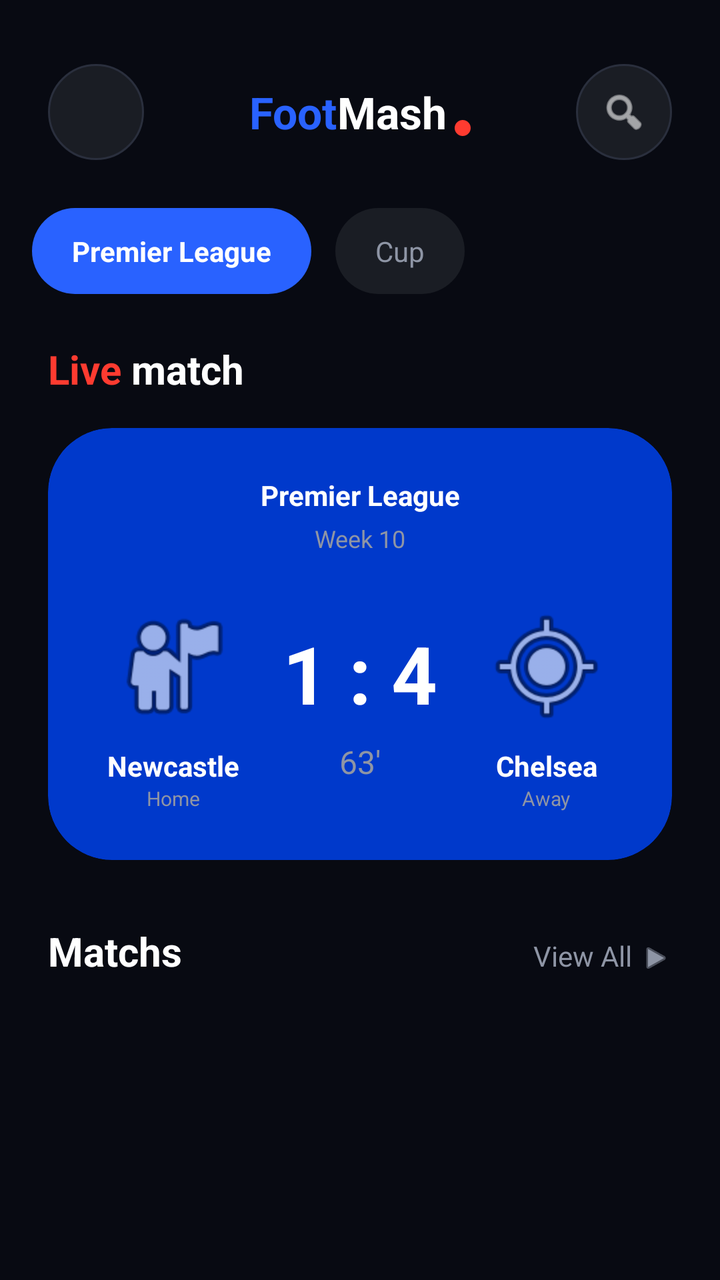
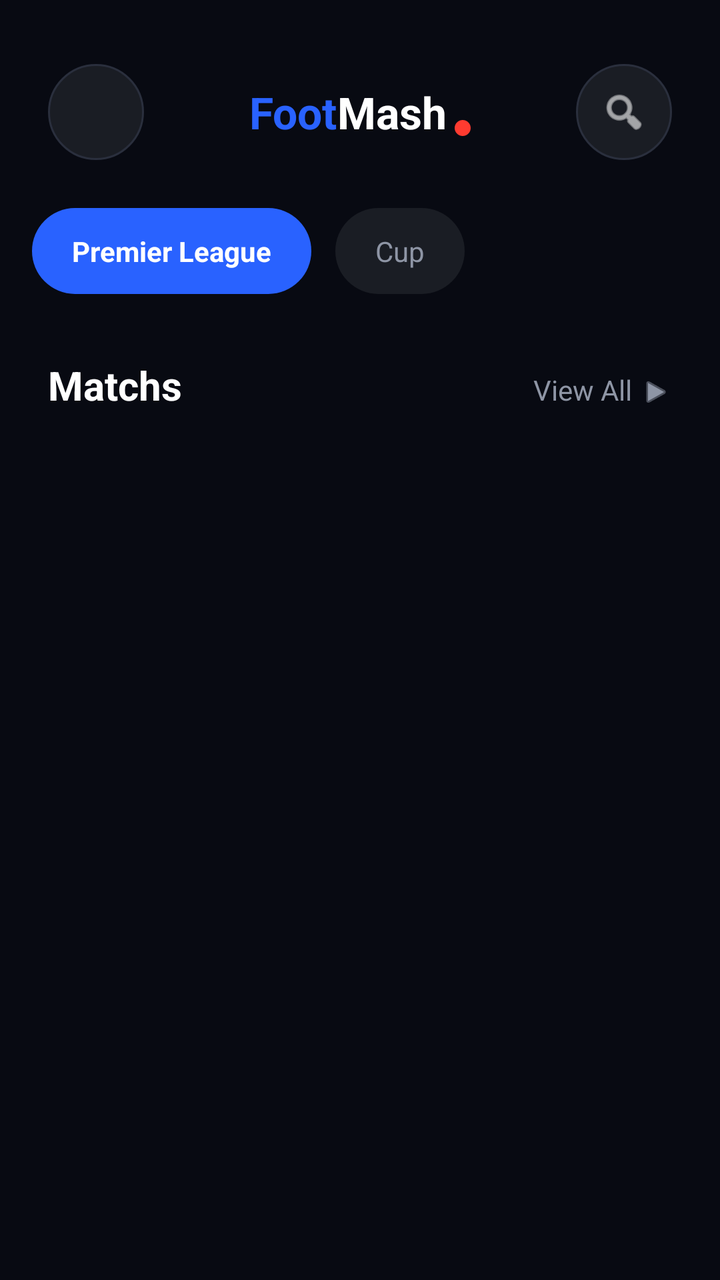

An Android layout rendered at two revisions. The XML below is the earlier revision; the diff shows what the commit changed to produce the second picture.
<!-- AndroidManifest.xml: application theme Theme.FootMash -->
<!-- res/layout/fragment_home.xml -->
<?xml version="1.0" encoding="utf-8"?>
<androidx.core.widget.NestedScrollView xmlns:android="http://schemas.android.com/apk/res/android"
    xmlns:app="http://schemas.android.com/apk/res-auto"
    android:layout_width="match_parent"
    android:layout_height="match_parent"
    android:background="@color/background"
    android:fillViewport="true">

    <LinearLayout
        android:layout_width="match_parent"
        android:layout_height="wrap_content"
        android:orientation="vertical"
        android:paddingBottom="80dp">

        
        <LinearLayout
            android:layout_width="match_parent"
            android:layout_height="wrap_content"
            android:orientation="horizontal"
            android:paddingHorizontal="24dp"
            android:paddingTop="32dp"
            android:paddingBottom="16dp"
            android:gravity="center_vertical">

            
            <ImageView
                android:layout_width="48dp"
                android:layout_height="48dp"
                android:src="@android:drawable/sym_def_app_icon"
                android:background="@drawable/bg_icon_circle"
                android:padding="4dp" />

            
            <LinearLayout
                android:layout_width="0dp"
                android:layout_height="wrap_content"
                android:layout_weight="1"
                android:gravity="center"
                android:orientation="horizontal">
                
                <TextView
                    android:layout_width="wrap_content"
                    android:layout_height="wrap_content"
                    android:text="Foot"
                    android:textColor="@color/accent_blue"
                    android:textSize="22sp"
                    android:textStyle="bold" />
                <TextView
                    android:layout_width="wrap_content"
                    android:layout_height="wrap_content"
                    android:text="Mash"
                    android:textColor="@color/text_primary"
                    android:textSize="22sp"
                    android:textStyle="bold" />
                <View
                    android:layout_width="8dp"
                    android:layout_height="8dp"
                    android:layout_marginStart="4dp"
                    android:layout_marginTop="8dp"
                    android:background="@drawable/bg_pill_selected"
                    android:backgroundTint="@color/accent_red" />
            </LinearLayout>

            
            <FrameLayout
                android:id="@+id/btnSearch"
                android:layout_width="48dp"
                android:layout_height="48dp"
                android:background="@drawable/bg_icon_circle">
                <ImageView
                    android:layout_width="24dp"
                    android:layout_height="24dp"
                    android:layout_gravity="center"
                    android:src="@android:drawable/ic_menu_search"
                    android:tint="@color/text_primary" />
            </FrameLayout>

        </LinearLayout>

        
        <HorizontalScrollView
            android:layout_width="match_parent"
            android:layout_height="wrap_content"
            android:scrollbars="none"
            android:paddingHorizontal="16dp"
            android:clipToPadding="false"
            android:layout_marginTop="8dp">

            <LinearLayout
                android:layout_width="wrap_content"
                android:layout_height="wrap_content"
                android:orientation="horizontal">

                <TextView
                    android:id="@+id/chipPremierLeague"
                    android:layout_width="wrap_content"
                    android:layout_height="wrap_content"
                    android:text="Premier League"
                    android:background="@drawable/bg_pill_selected"
                    android:textColor="@color/text_on_primary"
                    android:textStyle="bold"
                    android:paddingHorizontal="20dp"
                    android:paddingVertical="12dp"
                    android:layout_marginEnd="12dp"
                    android:clickable="true"
                    android:focusable="true" />

                <TextView
                    android:id="@+id/chipCup"
                    android:layout_width="wrap_content"
                    android:layout_height="wrap_content"
                    android:text="Cup"
                    android:background="@drawable/bg_pill_unselected"
                    android:textColor="@color/text_secondary"
                    android:paddingHorizontal="20dp"
                    android:paddingVertical="12dp"
                    android:layout_marginEnd="12dp"
                    android:clickable="true"
                    android:focusable="true" />
            </LinearLayout>
        </HorizontalScrollView>

        
        <LinearLayout
            android:layout_width="wrap_content"
            android:layout_height="wrap_content"
            android:orientation="horizontal"
            android:paddingHorizontal="24dp"
            android:layout_marginTop="24dp">
            
            <TextView
                android:layout_width="wrap_content"
                android:layout_height="wrap_content"
                android:text="Live "
                android:textColor="@color/accent_red"
                android:textSize="20sp"
                android:textStyle="bold" />
            <TextView
                android:layout_width="wrap_content"
                android:layout_height="wrap_content"
                android:text="match"
                android:textColor="@color/text_primary"
                android:textSize="20sp"
                android:textStyle="bold" />
        </LinearLayout>

        
        <com.google.android.material.card.MaterialCardView
            android:id="@+id/featuredMatchCard"
            style="@style/MatchCard"
            android:layout_width="match_parent"
            android:layout_height="wrap_content"
            android:layout_marginHorizontal="24dp"
            android:layout_marginTop="16dp">

            <LinearLayout
                android:layout_width="match_parent"
                android:layout_height="wrap_content"
                android:orientation="vertical"
                android:padding="24dp">

                
                <TextView
                    android:layout_width="match_parent"
                    android:layout_height="wrap_content"
                    android:text="Premier League"
                    android:textAlignment="center"
                    android:textColor="@color/text_on_dark"
                    android:textStyle="bold"
                    android:textSize="14sp" />
                    
                <TextView
                    android:layout_width="match_parent"
                    android:layout_height="wrap_content"
                    android:text="Week 10"
                    android:textAlignment="center"
                    android:textColor="@color/text_secondary"
                    android:textSize="12sp"
                    android:layout_marginTop="4dp" />

                
                <LinearLayout
                    android:layout_width="match_parent"
                    android:layout_height="wrap_content"
                    android:orientation="horizontal"
                    android:gravity="center"
                    android:layout_marginTop="24dp">
                    
                    
                    <LinearLayout
                        android:layout_width="0dp"
                        android:layout_height="wrap_content"
                        android:layout_weight="1"
                        android:orientation="vertical"
                        android:gravity="center">
                        <ImageView
                            android:layout_width="64dp"
                            android:layout_height="64dp"
                            android:src="@android:drawable/ic_menu_myplaces" />
                        <TextView
                            android:layout_width="wrap_content"
                            android:layout_height="wrap_content"
                            android:text="Newcastle"
                            android:textColor="@color/text_on_dark"
                            android:textStyle="bold"
                            android:layout_marginTop="8dp" />
                        <TextView
                            android:layout_width="wrap_content"
                            android:layout_height="wrap_content"
                            android:text="Home"
                            android:textColor="@color/text_secondary"
                            android:textSize="10sp" />
                    </LinearLayout>

                    
                    <LinearLayout
                        android:layout_width="wrap_content"
                        android:layout_height="wrap_content"
                        android:orientation="vertical"
                        android:gravity="center"
                        android:paddingHorizontal="16dp">
                        <TextView
                            android:layout_width="wrap_content"
                            android:layout_height="wrap_content"
                            android:text="1 : 4"
                            android:textColor="@color/text_on_dark"
                            android:textSize="40sp"
                            android:textStyle="bold"
                            android:includeFontPadding="false" />
                        <TextView
                            android:layout_width="wrap_content"
                            android:layout_height="wrap_content"
                            android:text="63'"
                            android:textColor="@color/text_secondary"
                            android:textSize="16sp"
                            android:layout_marginTop="8dp" />
                    </LinearLayout>

                    
                    <LinearLayout
                        android:layout_width="0dp"
                        android:layout_height="wrap_content"
                        android:layout_weight="1"
                        android:orientation="vertical"
                        android:gravity="center">
                        <ImageView
                            android:layout_width="64dp"
                            android:layout_height="64dp"
                            android:src="@android:drawable/ic_menu_mylocation" />
                        <TextView
                            android:layout_width="wrap_content"
                            android:layout_height="wrap_content"
                            android:text="Chelsea"
                            android:textColor="@color/text_on_dark"
                            android:textStyle="bold"
                            android:layout_marginTop="8dp" />
                        <TextView
                            android:layout_width="wrap_content"
                            android:layout_height="wrap_content"
                            android:text="Away"
                            android:textColor="@color/text_secondary"
                            android:textSize="10sp" />
                    </LinearLayout>

                </LinearLayout>
            </LinearLayout>
        </com.google.android.material.card.MaterialCardView>

        
        <LinearLayout
            android:layout_width="match_parent"
            android:layout_height="wrap_content"
            android:orientation="horizontal"
            android:paddingHorizontal="24dp"
            android:layout_marginTop="32dp"
            android:gravity="bottom">
            
            <TextView
                android:layout_width="0dp"
                android:layout_height="wrap_content"
                android:layout_weight="1"
                android:text="Matchs"
                android:textColor="@color/text_primary"
                android:textSize="20sp"
                android:textStyle="bold" />
                
            <TextView
                android:id="@+id/textAllMatches"
                android:layout_width="wrap_content"
                android:layout_height="wrap_content"
                android:text="View All"
                android:textColor="@color/text_secondary"
                android:textSize="14sp" />
            <ImageView
                android:layout_width="16dp"
                android:layout_height="16dp"
                android:src="@android:drawable/ic_media_play"
                android:tint="@color/text_secondary"
                android:layout_marginStart="4dp"
                android:layout_marginBottom="2dp" />
        </LinearLayout>

        
         <androidx.recyclerview.widget.RecyclerView
                android:id="@+id/recyclerFeaturedLeagues"
                android:layout_width="match_parent"
                android:layout_height="wrap_content"
                android:layout_marginTop="16dp"
                android:clipToPadding="false"
                android:paddingBottom="24dp" />

        <ProgressBar
            android:id="@+id/progressBar"
            android:layout_width="wrap_content"
            android:layout_height="wrap_content"
            android:layout_gravity="center"
            android:layout_marginTop="16dp"
            android:visibility="gone" />

    </LinearLayout>
</androidx.core.widget.NestedScrollView>
<!-- resources referenced by this layout -->
<resources>
  <color name="accent_blue">#2962FF</color>
  <color name="accent_red">#FF3B30</color>
  <color name="background">#080A12</color>
  <color name="text_on_dark">#FFFFFF</color>
  <color name="text_on_primary">#FFFFFF</color>
  <color name="text_primary">#FFFFFF</color>
  <color name="text_secondary">#8E95A5</color>
  <!-- drawable bg_icon_circle (drawable) -->
  <?xml version="1.0" encoding="utf-8"?>
  <shape xmlns:android="http://schemas.android.com/apk/res/android" android:shape="rectangle">
      <solid android:color="@color/surface"/>
      <corners android:radius="32dp"/>
      <stroke android:width="1dp" android:color="@color/divider" />
  </shape>
  <!-- drawable bg_pill_selected (drawable) -->
  <?xml version="1.0" encoding="utf-8"?>
  <shape xmlns:android="http://schemas.android.com/apk/res/android" android:shape="rectangle">
      <solid android:color="@color/accent_blue"/>
      <corners android:radius="24dp"/>
  </shape>
  <!-- drawable bg_pill_unselected (drawable) -->
  <?xml version="1.0" encoding="utf-8"?>
  <shape xmlns:android="http://schemas.android.com/apk/res/android" android:shape="rectangle">
      <solid android:color="@color/surface"/>
      <corners android:radius="24dp"/>
  </shape>
  <style name="MatchCard" parent="Widget.MaterialComponents.CardView">
          <item name="cardCornerRadius">32dp</item>
          <item name="cardElevation">0dp</item>
          <item name="cardBackgroundColor">@color/accent_blue_dark</item>
      </style>
  <color name="surface">#1A1D24</color>
  <color name="divider">#2A2F3D</color>
  <color name="accent_blue_dark">#0039CB</color>
  <color name="primary">#080A12</color>
  <color name="primary_dark">#05070D</color>
  <style name="TextAppearance.FootMash.Headline1" parent="TextAppearance.MaterialComponents.Headline1">
          <item name="android:fontFamily">sans-serif</item>
          <item name="android:textColor">@color/text_primary</item>
      </style>
  <style name="TextAppearance.FootMash.Headline2" parent="TextAppearance.MaterialComponents.Headline2">
          <item name="android:fontFamily">sans-serif-medium</item>
          <item name="android:textColor">@color/text_primary</item>
      </style>
  <style name="TextAppearance.FootMash.Headline3" parent="TextAppearance.MaterialComponents.Headline3">
          <item name="android:fontFamily">sans-serif-medium</item>
          <item name="android:textColor">@color/text_primary</item>
      </style>
  <style name="TextAppearance.FootMash.Headline4" parent="TextAppearance.MaterialComponents.Headline4">
          <item name="android:fontFamily">sans-serif-bold</item>
          <item name="android:textStyle">bold</item>
          <item name="android:textColor">@color/text_primary</item>
      </style>
  <style name="TextAppearance.FootMash.Subtitle1" parent="TextAppearance.MaterialComponents.Subtitle1">
          <item name="android:fontFamily">sans-serif-medium</item>
          <item name="android:textColor">@color/text_primary</item>
          <item name="android:textSize">16sp</item>
      </style>
  <style name="TextAppearance.FootMash.Subtitle2" parent="TextAppearance.MaterialComponents.Subtitle2">
          <item name="android:fontFamily">sans-serif-medium</item>
          <item name="android:textColor">@color/text_secondary</item>
          <item name="android:textSize">14sp</item>
      </style>
  <style name="TextAppearance.FootMash.Body1" parent="TextAppearance.MaterialComponents.Body1">
          <item name="android:fontFamily">sans-serif</item>
          <item name="android:textColor">@color/text_primary</item>
          <item name="android:textSize">16sp</item>
      </style>
  <style name="TextAppearance.FootMash.Body2" parent="TextAppearance.MaterialComponents.Body2">
          <item name="android:fontFamily">sans-serif</item>
          <item name="android:textColor">@color/text_secondary</item>
          <item name="android:textSize">14sp</item>
      </style>
  <!-- unchanged entries left out for length: 3 -->
</resources>

<!-- the commit's change to res/layout/fragment_home.xml (unified diff, before → after) -->
@@ -122,23 +122,25 @@
 
         
         <LinearLayout
+            android:id="@+id/lastMatchHeader"
             android:layout_width="wrap_content"
             android:layout_height="wrap_content"
             android:orientation="horizontal"
             android:paddingHorizontal="24dp"
-            android:layout_marginTop="24dp">
+            android:layout_marginTop="24dp"
+            android:visibility="gone">
             
             <TextView
                 android:layout_width="wrap_content"
                 android:layout_height="wrap_content"
-                android:text="Live "
+                android:text="Zadnja "
                 android:textColor="@color/accent_red"
                 android:textSize="20sp"
                 android:textStyle="bold" />
             <TextView
                 android:layout_width="wrap_content"
                 android:layout_height="wrap_content"
-                android:text="match"
+                android:text="utakmica"
                 android:textColor="@color/text_primary"
                 android:textSize="20sp"
                 android:textStyle="bold" />
@@ -151,7 +153,8 @@
             android:layout_width="match_parent"
             android:layout_height="wrap_content"
             android:layout_marginHorizontal="24dp"
-            android:layout_marginTop="16dp">
+            android:layout_marginTop="16dp"
+            android:visibility="gone">
 
             <LinearLayout
                 android:layout_width="match_parent"
@@ -161,18 +164,20 @@
 
                 
                 <TextView
+                    android:id="@+id/text_home_league"
                     android:layout_width="match_parent"
                     android:layout_height="wrap_content"
-                    android:text="Premier League"
+                    android:text=""
                     android:textAlignment="center"
                     android:textColor="@color/text_on_dark"
                     android:textStyle="bold"
                     android:textSize="14sp" />
                     
                 <TextView
+                    android:id="@+id/text_home_matchday"
                     android:layout_width="match_parent"
                     android:layout_height="wrap_content"
-                    android:text="Week 10"
+                    android:text=""
                     android:textAlignment="center"
                     android:textColor="@color/text_secondary"
                     android:textSize="12sp"
@@ -183,7 +188,7 @@
                     android:layout_width="match_parent"
                     android:layout_height="wrap_content"
                     android:orientation="horizontal"
-                    android:gravity="center"
+                    android:gravity="top"
                     android:layout_marginTop="24dp">
                     
                     
@@ -194,20 +199,23 @@
                         android:orientation="vertical"
                         android:gravity="center">
                         <ImageView
+                            android:id="@+id/img_home_team_badge"
                             android:layout_width="64dp"
                             android:layout_height="64dp"
                             android:src="@android:drawable/ic_menu_myplaces" />
                         <TextView
-                            android:layout_width="wrap_content"
-                            android:layout_height="wrap_content"
-                            android:text="Newcastle"
+                            android:id="@+id/text_home_team_name"
+                            android:layout_width="wrap_content"
+                            android:layout_height="wrap_content"
+                            android:text=""
                             android:textColor="@color/text_on_dark"
                             android:textStyle="bold"
-                            android:layout_marginTop="8dp" />
-                        <TextView
-                            android:layout_width="wrap_content"
-                            android:layout_height="wrap_content"
-                            android:text="Home"
+                            android:layout_marginTop="8dp"
+                            android:gravity="center" />
+                        <TextView
+                            android:layout_width="wrap_content"
+                            android:layout_height="wrap_content"
+                            android:text="Domaćin"
                             android:textColor="@color/text_secondary"
                             android:textSize="10sp" />
                     </LinearLayout>
@@ -220,9 +228,10 @@
                         android:gravity="center"
                         android:paddingHorizontal="16dp">
                         <TextView
-                            android:layout_width="wrap_content"
-                            android:layout_height="wrap_content"
-                            android:text="1 : 4"
+                            android:id="@+id/text_match_score"
+                            android:layout_width="wrap_content"
+                            android:layout_height="wrap_content"
+                            android:text="-"
                             android:textColor="@color/text_on_dark"
                             android:textSize="40sp"
                             android:textStyle="bold"
@@ -230,10 +239,10 @@
                         <TextView
                             android:layout_width="wrap_content"
                             android:layout_height="wrap_content"
-                            android:text="63'"
+                            android:text="Kraj"
                             android:textColor="@color/text_secondary"
-                            android:textSize="16sp"
-                            android:layout_marginTop="8dp" />
+                            android:textSize="14sp"
+                            android:layout_marginTop="4dp" />
                     </LinearLayout>
 
                     
@@ -244,25 +253,40 @@
                         android:orientation="vertical"
                         android:gravity="center">
                         <ImageView
+                            android:id="@+id/img_away_team_badge"
                             android:layout_width="64dp"
                             android:layout_height="64dp"
                             android:src="@android:drawable/ic_menu_mylocation" />
                         <TextView
-                            android:layout_width="wrap_content"
-                            android:layout_height="wrap_content"
-                            android:text="Chelsea"
+                            android:id="@+id/text_away_team_name"
+                            android:layout_width="wrap_content"
+                            android:layout_height="wrap_content"
+                            android:text=""
                             android:textColor="@color/text_on_dark"
                             android:textStyle="bold"
-                            android:layout_marginTop="8dp" />
-                        <TextView
-                            android:layout_width="wrap_content"
-                            android:layout_height="wrap_content"
-                            android:text="Away"
+                            android:layout_marginTop="8dp"
+                            android:gravity="center" />
+                        <TextView
+                            android:layout_width="wrap_content"
+                            android:layout_height="wrap_content"
+                            android:text="Gost"
                             android:textColor="@color/text_secondary"
                             android:textSize="10sp" />
                     </LinearLayout>
 
                 </LinearLayout>
+
+                
+                <TextView
+                    android:id="@+id/text_match_scorers"
+                    android:layout_width="match_parent"
+                    android:layout_height="wrap_content"
+                    android:text=""
+                    android:textColor="@color/text_secondary"
+                    android:textSize="12sp"
+                    android:textAlignment="center"
+                    android:layout_marginTop="16dp" />
+
             </LinearLayout>
         </com.google.android.material.card.MaterialCardView>
 
